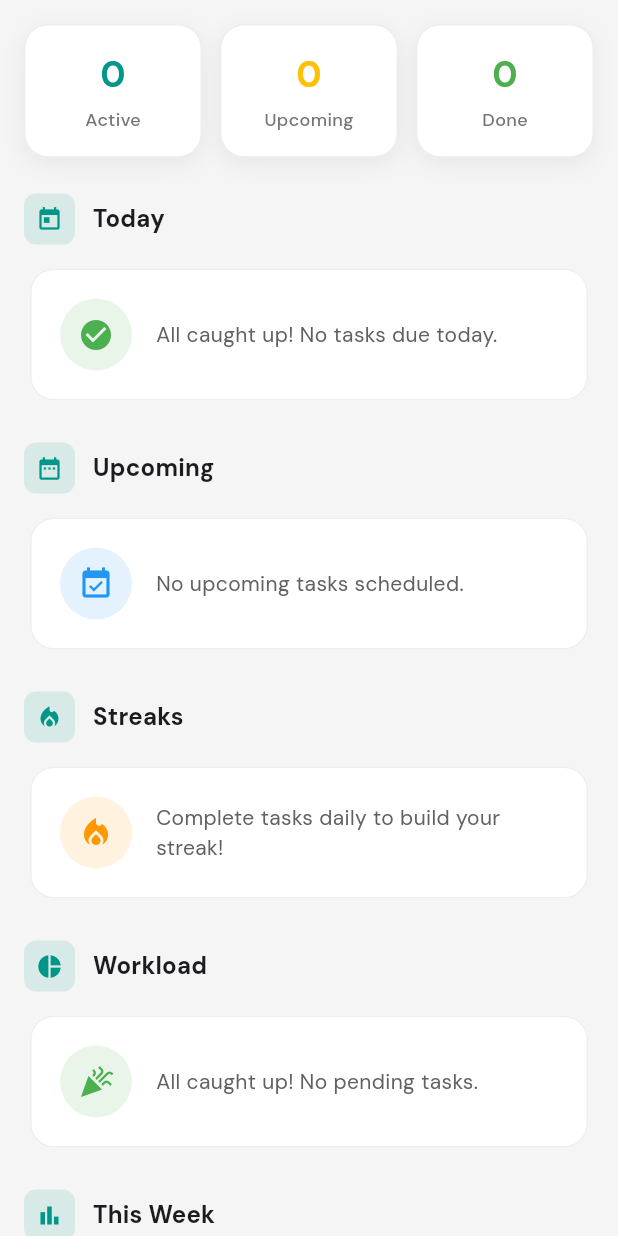
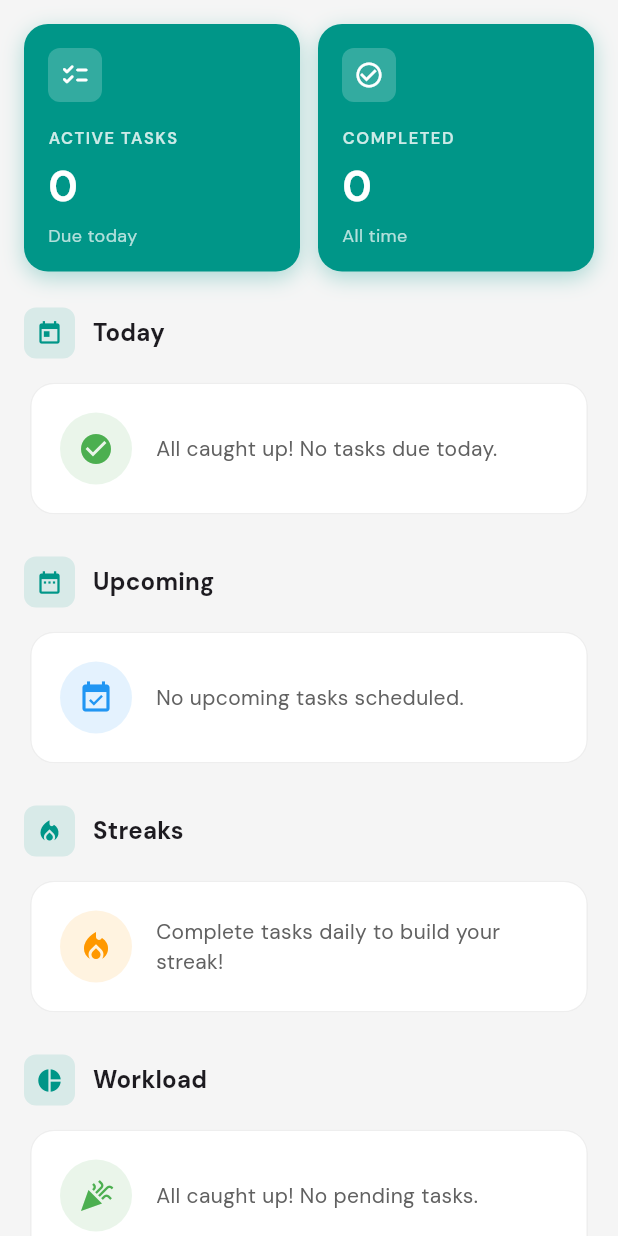
Before and after one commit to bencircadian/Divvy, a Flutter app: the DashboardScreen screen opened directly, on a phone screen of 412 x 824 dp. Run offline on Flutter 3.47's test engine with Material 3 defaults, Android fonts, the phone set to English and light mode, and no system bars; our stand-ins replace app_links, connectivity_plus, flutter_secure_storage, flutter_svg, go_router, google_fonts and 5 more; accounts and stored records are empty; network calls fail.

Commit message:
Redesign Phase 5: Update dashboard to use new widgets
- Stats row now uses StatCard widgets with primary color background
- Section headers use dynamic primary color
- All colors adapt to light/dark mode

Co-Authored-By: Claude Opus 4.5 <noreply@anthropic.com>

```diff
--- a/lib/screens/dashboard/dashboard_screen.dart
+++ b/lib/screens/dashboard/dashboard_screen.dart
@@ -7,6 +7,7 @@ import '../../config/app_theme.dart';
 import '../../models/task.dart';
 import '../../utils/date_utils.dart';
 import '../../widgets/common/member_avatar.dart';
+import '../../widgets/dashboard/dashboard_widgets.dart';
 import '../../providers/dashboard_provider.dart';
 import '../../providers/household_provider.dart';
 import '../../providers/task_provider.dart';
@@ -137,13 +138,15 @@ class _DashboardScreenState extends State<DashboardScreen> {
     final taskProvider = context.watch<TaskProvider>();
     final householdProvider = context.watch<HouseholdProvider>();
     final members = householdProvider.members;
+    final isDark = Theme.of(context).brightness == Brightness.dark;
+    final primaryColor = isDark ? AppColors.primaryDarkMode : AppColors.primary;
 
     return Scaffold(
       body: RefreshIndicator(
         onRefresh: () async => _loadData(),
-        color: AppColors.primary,
+        color: primaryColor,
         child: dashboardProvider.isLoading
-            ? Center(child: CircularProgressIndicator(color: AppColors.primary))
+            ? Center(child: CircularProgressIndicator(color: primaryColor))
             : ListView(
                 padding: EdgeInsets.all(AppSpacing.md),
                 children: [
@@ -188,67 +191,44 @@ class _DashboardScreenState extends State<DashboardScreen> {
 
   Widget _buildStatsRow(TaskProvider taskProvider) {
     final activeTasks = taskProvider.incompleteTodayTasks.length;
-    final upcomingTasks = taskProvider.upcomingUniqueTasks.length;
     final completedTasks = taskProvider.completedTasks.length;
 
     return Row(
       children: [
-        Expanded(child: _buildStatCard('Active', '$activeTasks', AppColors.primary)),
+        Expanded(
+          child: StatCard(
+            icon: Icons.checklist_rounded,
+            label: 'Active Tasks',
+            value: '$activeTasks',
+            subtitle: 'Due today',
+          ),
+        ),
         const SizedBox(width: 12),
-        Expanded(child: _buildStatCard('Upcoming', '$upcomingTasks', AppColors.warning)),
-        const SizedBox(width: 12),
-        Expanded(child: _buildStatCard('Done', '$completedTasks', AppColors.success)),
+        Expanded(
+          child: StatCard(
+            icon: Icons.check_circle_outline,
+            label: 'Completed',
+            value: '$completedTasks',
+            subtitle: 'All time',
+          ),
+        ),
       ],
     );
   }
 
-  Widget _buildStatCard(String label, String value, Color color) {
+  Widget _buildSectionHeader(BuildContext context, String title, IconData icon) {
     final isDark = Theme.of(context).brightness == Brightness.dark;
+    final primaryColor = isDark ? AppColors.primaryDarkMode : AppColors.primary;
 
-    return Container(
-      padding: const EdgeInsets.symmetric(vertical: 16, horizontal: 12),
-      decoration: BoxDecoration(
-        color: isDark ? AppColors.cardDark : AppColors.cardLight,
-        borderRadius: BorderRadius.circular(AppRadius.lg),
-        border: Border.all(
-          color: isDark ? Colors.white.withValues(alpha: 0.05) : Colors.grey[200]!,
-        ),
-        boxShadow: AppShadows.cardShadow(isDark),
-      ),
-      child: Column(
-        children: [
-          Text(
-            value,
-            style: TextStyle(
-              fontSize: 24,
-              fontWeight: FontWeight.bold,
-              color: color,
-            ),
-          ),
-          const SizedBox(height: 4),
-          Text(
-            label,
-            style: TextStyle(
-              fontSize: 12,
-              fontWeight: FontWeight.w500,
-              color: isDark ? Colors.grey[400] : Colors.grey[600],
-            ),
-          ),
-        ],
-      ),
-    );
-  }
-
-  Widget _buildSectionHeader(BuildContext context, String title, IconData icon) {
     return Row(
       children: [
         Container(
           padding: const EdgeInsets.all(8),
           decoration: BoxDecoration(
-            color: AppColors.primary.withValues(alpha: 0.12),
+            color: primaryColor.withValues(alpha: 0.12),
             borderRadius: BorderRadius.circular(AppRadius.sm),
           ),
-          child: Icon(icon, color: AppColors.primary, size: 18),
+          child: Icon(icon, color: primaryColor, size: 18),
         ),
         const SizedBox(width: 12),
         Text(
```
